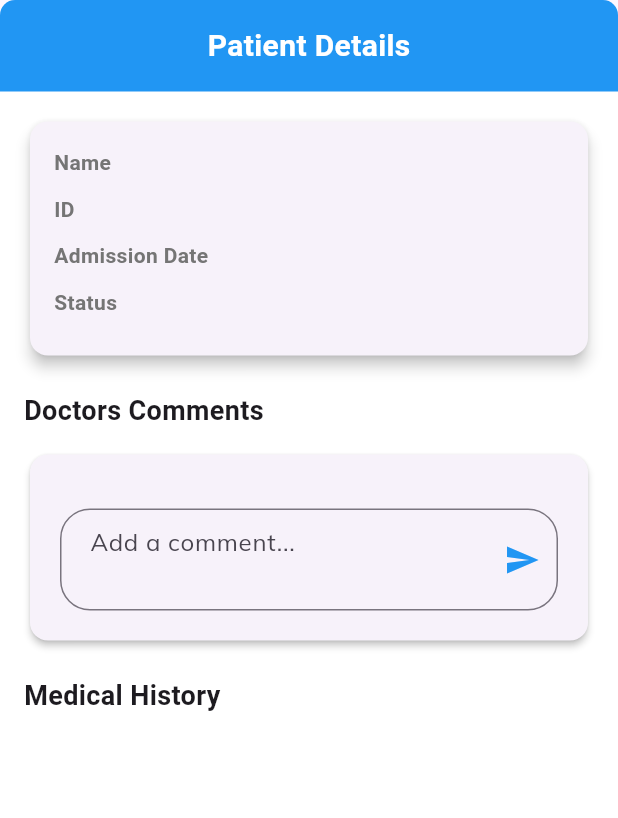
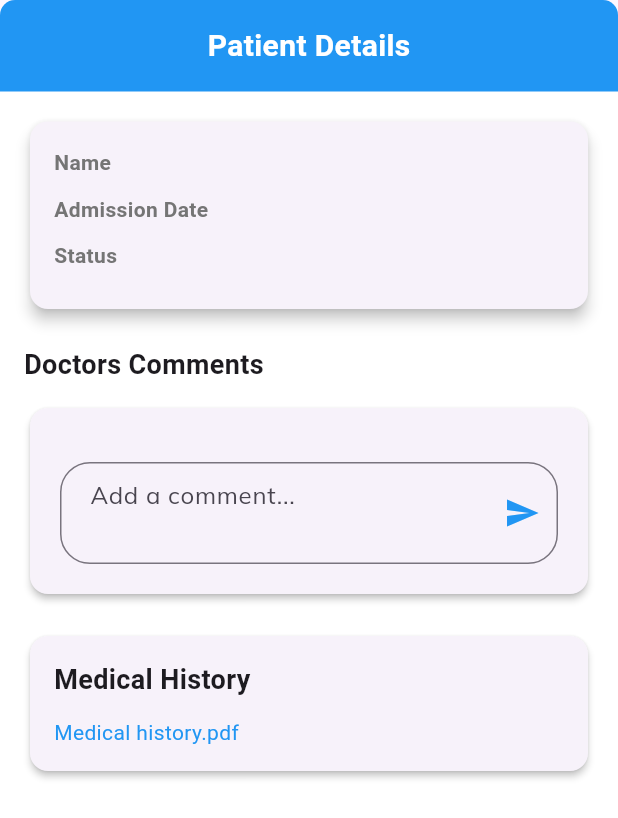
Before and after one commit to mutana-derrick/HealPath-Dev, a Flutter app: the PatientDetailsModal widget shown alone on an empty page, opened directly with empty values, on a phone screen of 412 x 824 dp. Shown: the top 818 px of the screen. Run offline on Flutter 3.47's test engine with Material 3 defaults, Android fonts, the light colour scheme and no system bars; our stand-ins replace cloud_firestore, file_picker, firebase_auth, firebase_core, firebase_storage, fl_chart and 8 more; accounts and stored records are empty.

Commit message:
connected patient tab with firebase

```diff
--- a/lib/src/features/doctor/screens/patient_tab/patiens_utilities.dart
+++ b/lib/src/features/doctor/screens/patient_tab/patiens_utilities.dart
@@ -1,6 +1,8 @@
 import 'package:flutter/material.dart';
 import 'package:cloud_firestore/cloud_firestore.dart';
 import 'package:modal_bottom_sheet/modal_bottom_sheet.dart';
+import 'package:firebase_auth/firebase_auth.dart'; // For authentication
+import 'package:intl/intl.dart'; // For date formatting
 import 'package:healpath/src/features/doctor/models/patient_model.dart';
 
 void viewPatientDetails(
@@ -19,10 +21,10 @@ class PatientDetailsModal extends StatefulWidget {
   final Function(String) showSnackBar;
 
   const PatientDetailsModal({
-    Key? key,
+    super.key,
     required this.patient,
     required this.showSnackBar,
-  }) : super(key: key);
+  });
 
   @override
   _PatientDetailsModalState createState() => _PatientDetailsModalState();
@@ -30,8 +32,32 @@ class PatientDetailsModal extends StatefulWidget {
 
 class _PatientDetailsModalState extends State<PatientDetailsModal> {
   final FirebaseFirestore _firestore = FirebaseFirestore.instance;
+  final FirebaseAuth _auth = FirebaseAuth.instance; // Firebase Auth instance
   final TextEditingController _commentController = TextEditingController();
   String? uploadedFile;
+  String? doctorName; // To store the doctor's name
+
+  @override
+  void initState() {
+    super.initState();
+    _fetchDoctorName();
+  }
+
+  Future<void> _fetchDoctorName() async {
+    try {
+      // Assuming you have a 'users' collection in Firestore where the doctor data is stored
+      User? user = _auth.currentUser;
+      if (user != null) {
+        DocumentSnapshot userDoc =
+            await _firestore.collection('users').doc(user.uid).get();
+        setState(() {
+          doctorName = userDoc['fullName'] ?? 'Unknown Doctor';
+        });
+      }
+    } catch (e) {
+      widget.showSnackBar('Error fetching doctor name: $e');
+    }
+  }
 
   @override
   Widget build(BuildContext context) {
@@ -102,7 +128,7 @@ class _PatientDetailsModalState extends State<PatientDetailsModal> {
           crossAxisAlignment: CrossAxisAlignment.start,
           children: [
             _buildInfoRow('Name', widget.patient.name),
-            _buildInfoRow('ID', widget.patient.id),
+            // _buildInfoRow('ID', widget.patient.id),
             _buildInfoRow('Admission Date', widget.patient.admissionDate),
             _buildInfoRow('Status', widget.patient.status),
           ],
@@ -279,25 +305,35 @@ class _PatientDetailsModalState extends State<PatientDetailsModal> {
     );
   }
 
+  void _addComment() {
+    if (_commentController.text.isNotEmpty && doctorName != null) {
+      // Format the date to only include year, month, and day
+      String formattedDate = DateFormat('yyyy-MM-dd').format(DateTime.now());
+
+      _firestore
+          .collection('patients')
+          .doc(widget.patient.id)
+          .collection('comments')
+          .add({
+        'doctorName': doctorName, // Logged-in doctor's name
+        'comment': _commentController.text,
+        'time': formattedDate, // Date formatted without time
+      }).then((_) {
+        _commentController.clear();
+        widget.showSnackBar('Comment added successfully');
+      }).catchError((error) {
+        widget.showSnackBar('Failed to add comment: $error');
+      });
+    }
+  }
+
   Widget _buildMedicalHistoryView() {
-    return StreamBuilder<DocumentSnapshot>(
-      stream:
-          _firestore.collection('patients').doc(widget.patient.id).snapshots(),
-      builder: (context, snapshot) {
-        if (snapshot.hasError) {
-          return Text('Error: ${snapshot.error}');
-        }
-
-        if (snapshot.connectionState == ConnectionState.waiting) {
-          return CircularProgressIndicator();
-        }
-
-        Map<String, dynamic>? data =
-            snapshot.data?.data() as Map<String, dynamic>?;
-        String medicalHistoryFile =
-            data?['medicalHistoryFile'] ?? 'No file available';
-
-        return Column(
+    return Card(
+      elevation: 2,
+      shape: RoundedRectangleBorder(borderRadius: BorderRadius.circular(12)),
+      child: Padding(
+        padding: const EdgeInsets.all(16),
+        child: Column(
           crossAxisAlignment: CrossAxisAlignment.start,
           children: [
             const Text(
@@ -308,53 +344,14 @@ class _PatientDetailsModalState extends State<PatientDetailsModal> {
               ),
             ),
             const SizedBox(height: 12),
-            // File representation (Medical History from another hospital)
-            Padding(
-              padding: const EdgeInsets.only(top: 8),
-              child: GestureDetector(
-                onTap: () {
-                  // Logic to view the medical history file
-                  widget.showSnackBar('Viewing $medicalHistoryFile');
-                },
-                child: Text(
-                  medicalHistoryFile,
-                  style: const TextStyle(
-                    color: Colors.blue,
-                    decoration: TextDecoration.underline,
-                  ),
-                ),
-              ),
+            const Text(
+              'Medical history.pdf',
+              style: TextStyle(color: Colors.blue),
             ),
           ],
-        );
-      },
+        ),
+      ),
     );
-  }
-
-  void _addComment() {
-    if (_commentController.text.isNotEmpty) {
-      _firestore
-          .collection('patients')
-          .doc(widget.patient.id)
-          .collection('comments')
-          .add({
-        'doctorName': 'Dr. You', // Replace with actual doctor's name
-        'comment': _commentController.text,
-        'time': DateTime.now().toString(),
-      }).then((_) {
-        _commentController.clear();
-        widget.showSnackBar('Comment added successfully');
-      }).catchError((error) {
-        widget.showSnackBar('Error adding comment: $error');
-      });
-    }
-  }
-}
-
-// Extension for string capitalization
-extension StringExtension on String {
-  String capitalize() {
-    return "${this[0].toUpperCase()}${this.substring(1)}";
   }
 }
 
```
Also changed, not shown: lib/src/features/doctor/screens/patient_tab/patients_tab.dart (+50 -15 lines).
